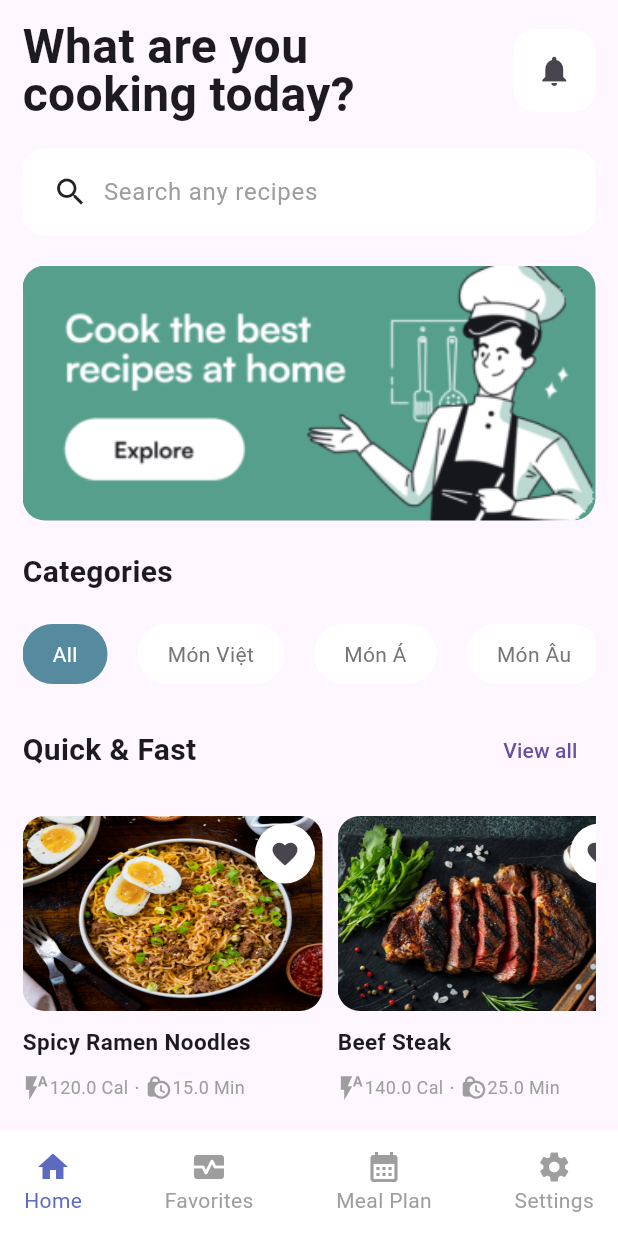
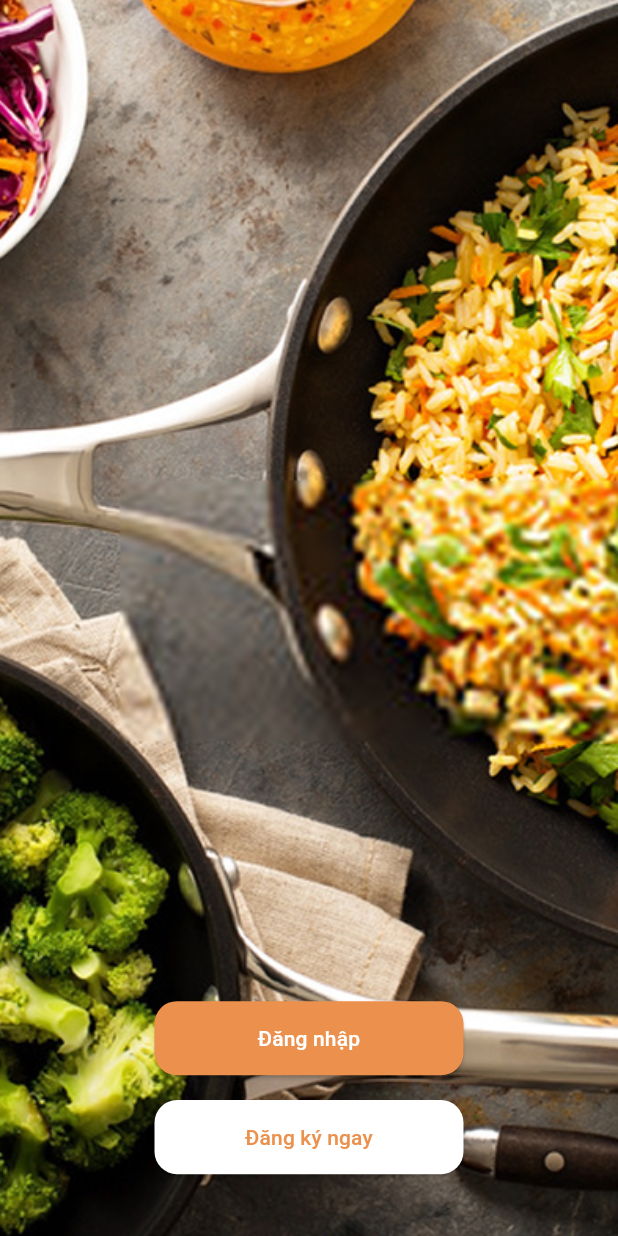
Before and after one commit to jinjja9/Food-Recipe-app, a Flutter app: the screen it shows after launch, on a phone screen of 412 x 824 dp. Run offline on Flutter 3.47's test engine with Material 3 defaults, Android fonts, the phone set to English and light mode, and no system bars.

Commit message:
login_up

```diff
--- a/lib/main.dart
+++ b/lib/main.dart
@@ -1,4 +1,4 @@
-import 'package:app/home/main_screen.dart';
+import 'package:app/screen/sign_in_up/welcome_screen.dart';
 import 'package:flutter/material.dart';
 
 void main() {
@@ -15,7 +15,7 @@ class MyApp extends StatelessWidget {
       theme: ThemeData(
         useMaterial3: true,
       ),
-      home: const MainScreen(),
+      home: const WelcomeScreen(),
     );
   }
 }
--- a/lib/home/recipe_screen.dart
+++ b/lib/screen/home/recipe_screen.dart
@@ -1,9 +1,9 @@
 import 'package:flutter/cupertino.dart';
 import 'package:flutter/material.dart';
 
+import '../../core/color.dart';
 import '../../models/food.dart';
-import '../core/color.dart';
-import '../widgets/food_counter.dart';
+import '../../widgets/food_counter.dart';
 
 class RecipeScreen extends StatefulWidget {
   final Food food;
--- a/lib/home/quick_foods_screen.dart
+++ b/lib/screen/home/recommend_foods_screen.dart
@@ -1,8 +1,8 @@
 import 'package:flutter/material.dart';
 
 import '../../models/food.dart';
-import '../widgets/food_card.dart';
-import '../widgets/quick_screen_appbar.dart';
+import '../../widgets/food_card.dart';
+import '../../widgets/recommend_screen_appbar.dart';
 
 class QuickFoodsScreen extends StatefulWidget {
   const QuickFoodsScreen({super.key});
--- a/lib/widgets/home_appbar.dart
+++ b/lib/screen/home/widgets/home_appbar.dart
@@ -12,10 +12,10 @@ class HomeAppbar extends StatelessWidget {
           style: TextStyle(
             fontSize: 32,
             fontWeight: FontWeight.bold,
-            height: 1, // kc cách dòng
+            height: 1,
           ),
         ),
-        const Spacer(), // ~ SizedBox()
+        const Spacer(),
         IconButton(
           onPressed: () {},
           style: IconButton.styleFrom(
--- /dev/null
+++ b/lib/screen/sign_in_up/welcome_screen.dart
@@ -0,0 +1,82 @@
+import 'package:app/screen/sign_in_up/sign_in_screen.dart';
+import 'package:flutter/material.dart';
+
+import '../../core/color.dart';
+
+class WelcomeScreen extends StatelessWidget {
+  const WelcomeScreen({super.key});
+
+  @override
+  Widget build(BuildContext context) {
+    double screenWidth = MediaQuery.of(context).size.width;
+    double screenHeight = MediaQuery.of(context).size.height;
+
+    return Scaffold(
+      body: SafeArea(
+        child: Stack(
+          children: [
+            Positioned.fill(
+              child: Image.asset(
+                'assets/images/welcome.png',
+                fit: BoxFit.cover,
+              ),
+            ),
+            Align(
+              alignment: Alignment.bottomCenter,
+              child: Padding(
+                padding: EdgeInsets.symmetric(
+                  horizontal: screenWidth * 0.08,
+                  vertical: screenHeight * 0.05,
+                ),
+                child: Column(
+                  mainAxisAlignment: MainAxisAlignment.end,
+                  children: [
+                    ElevatedButton(
+                      onPressed: () {
+                        Navigator.push(
+                          context,
+                          MaterialPageRoute(
+                              builder: (context) => const SignInScreen()),
+                        );
+                      },
+                      style: ElevatedButton.styleFrom(
+                        foregroundColor: Colors.white,
+                        backgroundColor: backgroundButton,
+                        padding: EdgeInsets.symmetric(
+                            horizontal: screenWidth * 0.08,
+                            vertical: screenHeight * 0.01),
+                        shape: RoundedRectangleBorder(
+                          borderRadius: BorderRadius.circular(15),
+                        ),
+                        minimumSize:
+                            Size(screenWidth * 0.5, screenHeight * 0.06),
+                      ),
+                      child: const Text('Đăng nhập'),
+                    ),
+                    SizedBox(height: screenHeight * 0.02),
+                    ElevatedButton(
+                      onPressed: () {},
+                      style: ElevatedButton.styleFrom(
+                        foregroundColor: backgroundButton,
+                        backgroundColor: Colors.white,
+                        padding: EdgeInsets.symmetric(
+                            horizontal: screenWidth * 0.08,
+                            vertical: screenHeight * 0.01),
+                        shape: RoundedRectangleBorder(
+                          borderRadius: BorderRadius.circular(15),
+                        ),
+                        minimumSize:
+                            Size(screenWidth * 0.5, screenHeight * 0.06),
+                      ),
+                      child: const Text('Đăng ký ngay'),
+                    ),
+                  ],
+                ),
+              ),
+            ),
+          ],
+        ),
+      ),
+    );
+  }
+}
--- a/lib/widgets/food_card.dart
+++ b/lib/widgets/food_card.dart
@@ -1,7 +1,7 @@
 import 'package:flutter/material.dart';
 
-import '../home/recipe_screen.dart';
 import '../models/food.dart';
+import '../screen/home/recipe_screen.dart';
 
 class FoodCard extends StatelessWidget {
   final Food food;
--- a/lib/widgets/quick_and_fast_list.dart
+++ b/lib/widgets/recommend_list.dart
@@ -1,11 +1,12 @@
 import 'package:flutter/material.dart';
 
-import '../home/quick_foods_screen.dart';
-import '../home/recipe_screen.dart';
 import '../models/food.dart';
+import '../screen/home/recipe_screen.dart';
+import '../screen/home/recommend_foods_screen.dart';
 
 class QuickAndFastList extends StatelessWidget {
-  const QuickAndFastList({super.key});
+  final List<Food> foods;
+  const QuickAndFastList({super.key, required this.foods});
 
   @override
   Widget build(BuildContext context) {
```
Also changed, not shown: lib/models/asian_food.dart (added, +43 -0 lines), lib/screen/home/home_screen.dart (renamed from lib/home/home_screen.dart, +24 -5 lines), lib/screen/sign_in_up/forgot_password_screen.dart (added, +83 -0 lines), lib/screen/sign_in_up/sign_in_screen.dart (added, +113 -0 lines), lib/screen/sign_in_up/sign_up_screen.dart (added, +96 -0 lines), lib/widgets/categories.dart (+12 -4 lines), assets/images/banh_cuon.png (added), assets/images/nem.png (added), assets/images/pho.png (added), assets/images/welcome.png, lib/screen/home/main_screen.dart (renamed from lib/home/main_screen.dart), lib/screen/home/widgets/home_search_bar.dart (renamed from lib/widgets/home_search_bar.dart), lib/widgets/recommend_screen_appbar.dart (renamed from lib/widgets/quick_screen_appbar.dart).
